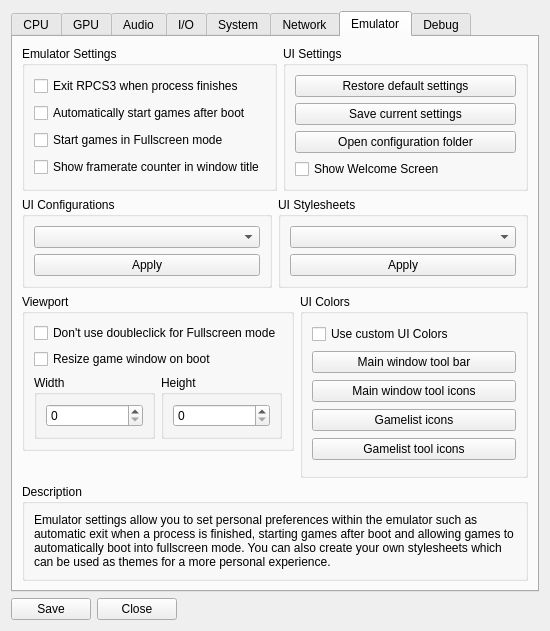
Old version of the form rpcs3/rpcs3qt/settings_dialog.ui in the repository RPCS3/rpcs3.
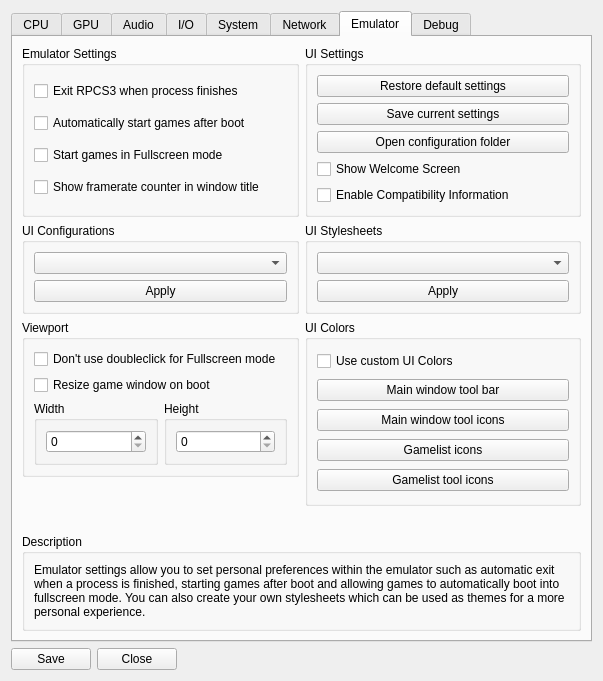
New version of the form. The open tabs and pages were chosen to show the change. Icons and pictures are not drawn.

Commit message: [Qt] Add new column which uses the compatibility database to display the information per game

The edit to the form file:
```diff
--- a/rpcs3/rpcs3qt/settings_dialog.ui
+++ b/rpcs3/rpcs3qt/settings_dialog.ui
@@ -6,8 +6,8 @@
    <rect>
     <x>0</x>
     <y>0</y>
-    <width>550</width>
-    <height>604</height>
+    <width>603</width>
+    <height>681</height>
    </rect>
   </property>
   <property name="sizePolicy">
@@ -1010,6 +1010,13 @@
               </property>
              </widget>
             </item>
+            <item>
+             <widget class="QCheckBox" name="cb_enable_compatibility">
+              <property name="text">
+               <string>Enable Compatibility Information</string>
+              </property>
+             </widget>
+            </item>
            </layout>
           </widget>
          </item>
```
The commit also changes 8 other files.
